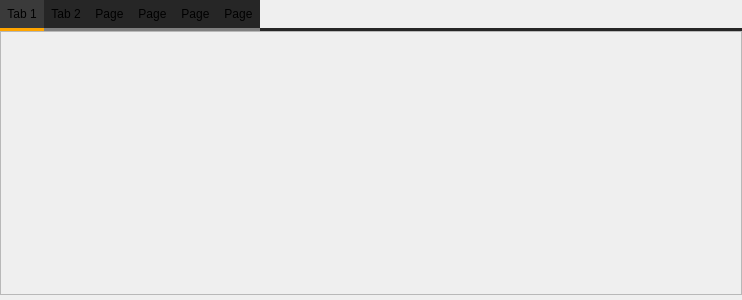
This is LEO_sniffy/GUI/widgettab.ui in jirik09/Sniffy as Qt 5 draws it before an edit. The edited form follows.
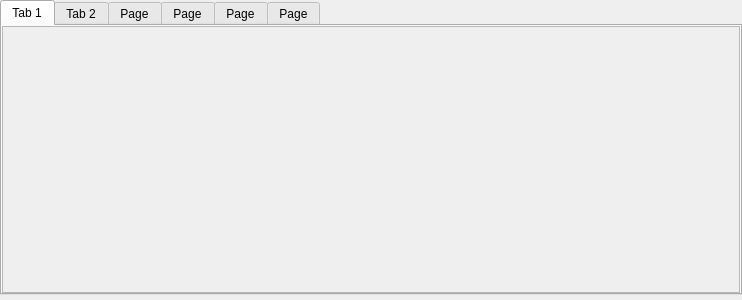
This is the edited form.

Commit message: styleSheets extracted from *.ui to source + new resources directory + static paths to dynamic

What changed in the file:
```diff
--- a/LEO_sniffy/GUI/widgettab.ui
+++ b/LEO_sniffy/GUI/widgettab.ui
@@ -14,36 +14,7 @@
    <string>Form</string>
   </property>
   <property name="styleSheet">
-   <string notr="true">
-
-QTabWidget::pane { /* The tab widget frame */
-border-top: 3px solid rgb(38,38,38);
-
-top:-3px;
-  
-    
-}
-
-QTabWidget::tab-bar {	
-
-}
-
-/* Style the tab using the tab sub-control. Note that
-    it reads QTabBar _not_ QTabWidget */
-QTabBar::tab {
-    background:rgb(38, 38, 38);
-    border-bottom: 3px solid rgb(128, 128, 128); /* same as the pane color */
-    padding: 7px;
-}
-
-QTabBar::tab:selected, QTabBar::tab:hover {
-    background: rgb(58, 58, 58);
-}
-
-QTabBar::tab:selected {
-    border-bottom-color: orange; /* same as pane color */
-}
-</string>
+   <string notr="true"/>
   </property>
   <layout class="QVBoxLayout" name="verticalLayout">
    <property name="spacing">
@@ -96,8 +67,8 @@
            <rect>
             <x>0</x>
             <y>0</y>
-            <width>740</width>
-            <height>263</height>
+            <width>734</width>
+            <height>267</height>
            </rect>
           </property>
           <layout class="QVBoxLayout" name="verticalLayout_1">
```
Left out of the diff: 20 changed lines with no effect on the pictures. The commit also changes 99 other files.
